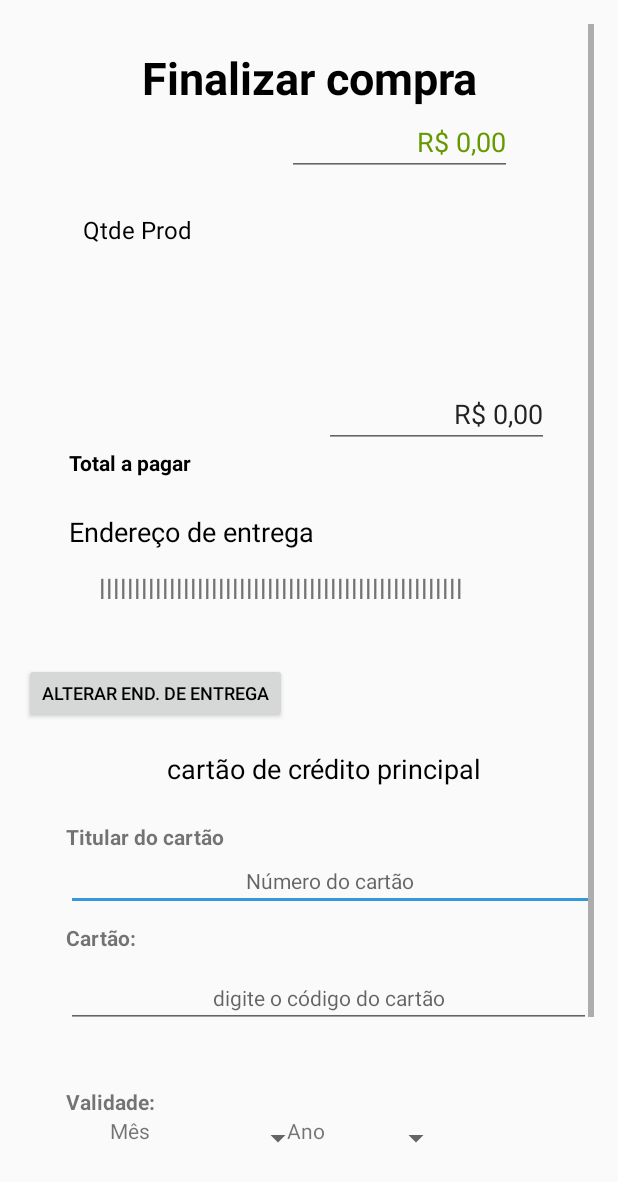
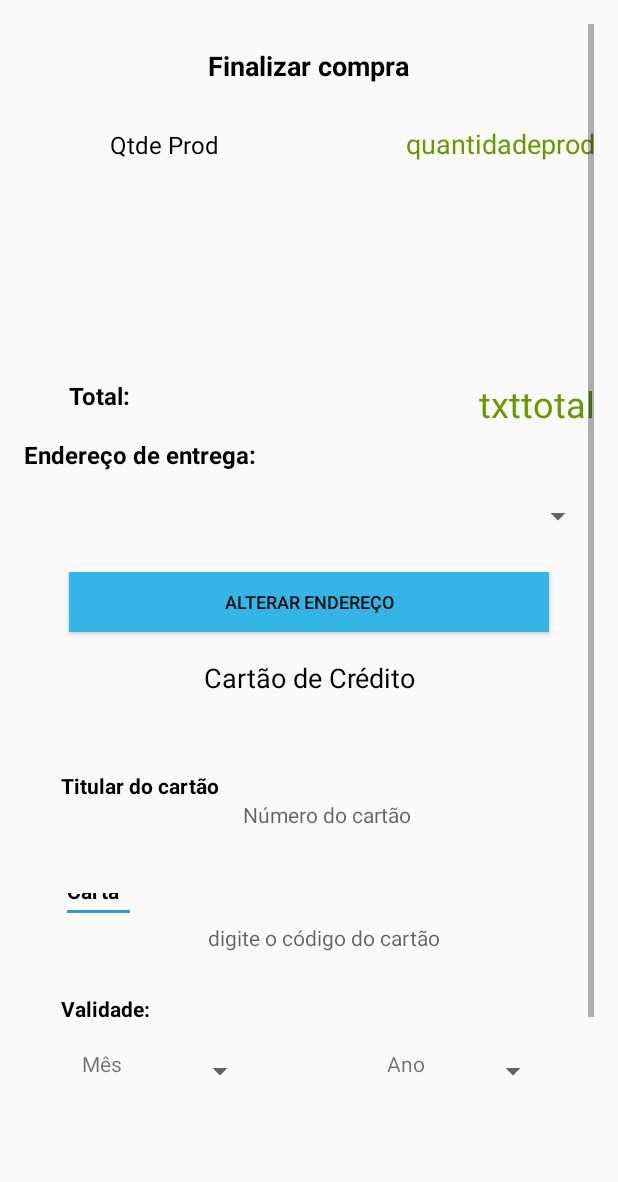
Before and after one commit to URWay/Gandalf-App, an Android app: the Checkout screen opened directly, with no data from a screen before it, on a phone screen of 412 x 824 dp. Shown: the top 1182 px of the screen. Run offline under Robolectric (Android 15) with nearby library versions, the phone set to English and light mode, and no system bars; 2 statements that could not run were skipped.

Commit message:
Alteração 2.0

```diff
--- a/PIQuatro/app/src/main/res/layout/activity_checkout.xml
+++ b/PIQuatro/app/src/main/res/layout/activity_checkout.xml
@@ -27,14 +27,14 @@
                 android:id="@+id/textView17"
                 android:layout_width="wrap_content"
                 android:layout_height="wrap_content"
+                android:layout_alignParentTop="true"
+                android:layout_centerHorizontal="true"
                 android:layout_marginTop="15dp"
                 android:text="Finalizar compra"
                 android:textAlignment="center"
                 android:textColor="@android:color/background_dark"
-                android:textSize="30sp"
-                android:textStyle="bold"
-                android:layout_alignParentTop="true"
-                android:layout_centerHorizontal="true" />
+                android:textSize="18sp"
+                android:textStyle="bold" />
 
             <Button
                 android:id="@+id/comprar"
@@ -51,75 +51,87 @@
                 android:id="@+id/textView5"
                 android:layout_width="350dp"
                 android:layout_height="300dp"
-                android:layout_alignParentEnd="true"
-                android:layout_below="@+id/textView17" />
+                android:layout_below="@+id/textView17"
+                android:layout_alignParentEnd="true" />
 
             <TextView
                 android:id="@+id/textVQtdProduto"
                 android:layout_width="wrap_content"
                 android:layout_height="wrap_content"
-                android:layout_alignStart="@+id/textView20"
-                android:layout_alignTop="@+id/textView5"
-                android:layout_marginStart="9dp"
-                android:layout_marginTop="70dp"
                 android:text="Qtde Prod"
                 android:textColor="@android:color/black"
-                android:textSize="16sp" />
+                android:textSize="16sp"
+                android:layout_alignBaseline="@+id/editTotal"
+                android:layout_alignBottom="@+id/editTotal"
+                android:layout_toStartOf="@+id/textView27"
+                android:layout_alignEnd="@+id/textView20" />
 
-            <EditText
+            <TextView
                 android:id="@+id/editPrecoProduto"
                 android:layout_width="150dp"
                 android:layout_height="wrap_content"
-                android:layout_alignEnd="@+id/textView22"
-                android:layout_below="@+id/editTotal"
-                android:layout_marginTop="136dp"
                 android:clickable="false"
                 android:cursorVisible="false"
                 android:ems="10"
                 android:focusable="false"
                 android:focusableInTouchMode="false"
                 android:inputType="none"
-                android:text="R$ 0,00"
-                android:textAlignment="textEnd" />
+                android:text="txttotal"
+                android:textAlignment="textEnd"
+                android:textColor="@android:color/holo_green_dark"
+                android:textSize="24sp"
+                android:layout_alignTop="@+id/textView20"
+                android:layout_alignParentEnd="true" />
 
             <TextView
                 android:id="@+id/textView20"
                 android:layout_width="100dp"
                 android:layout_height="wrap_content"
+                android:text="Total:"
+                android:textColor="@android:color/black"
+                android:textSize="16sp"
+                android:textStyle="bold"
+                android:layout_above="@+id/textView21"
                 android:layout_alignStart="@+id/textView5"
-                android:layout_below="@+id/editPrecoProduto"
-                android:text="Total a pagar"
-                android:textColor="@android:color/black"
-                android:textStyle="bold" />
+                android:layout_marginBottom="17dp" />
 
-            <EditText
+            <TextView
                 android:id="@+id/editTotal"
                 android:layout_width="150dp"
                 android:layout_height="wrap_content"
-                android:layout_below="@+id/editText3"
-                android:layout_marginTop="56dp"
-                android:layout_toEndOf="@+id/btnEnderecoTroca"
+                android:layout_marginTop="27dp"
                 android:clickable="false"
                 android:cursorVisible="false"
                 android:ems="10"
                 android:focusable="false"
                 android:focusableInTouchMode="false"
                 android:inputType="numberDecimal"
-                android:text="R$ 0,00"
+                android:text="quantidadeprod"
                 android:textAlignment="textEnd"
                 android:textColor="@android:color/holo_green_dark"
-                android:textSize="18dp" />
+                android:textSize="18dp"
+                android:layout_below="@+id/textView17"
+                android:layout_alignParentEnd="true" />
 
 
             <TextView
                 android:id="@+id/textView21"
                 android:layout_width="wrap_content"
                 android:layout_height="30dp"
+                android:layout_marginBottom="34dp"
+                android:text="Endereço de entrega:"
+                android:textColor="@android:color/black"
+                android:textSize="16sp"
+                android:textStyle="bold"
                 android:layout_alignBottom="@+id/textView5"
-                android:layout_alignStart="@+id/textView5"
-                android:text="Endereço de entrega"
-                android:textColor="@android:color/black"
-                android:textSize="18sp" />
+                android:layout_alignParentStart="true" />
+
+            <Spinner
+                android:id="@+id/spinnerendereco"
+                android:layout_width="match_parent"
+                android:layout_height="wrap_content"
+                android:layout_above="@+id/textView22"
+                android:layout_alignParentEnd="true" />
 
             <TextView
                 android:id="@+id/textView22"
@@ -132,38 +144,30 @@
                 android:text="" />
 
 
-            <TextView
-                android:id="@+id/textEndereco"
-                android:layout_width="300dp"
-                android:layout_height="wrap_content"
-                android:layout_alignEnd="@+id/textView22"
-                android:layout_alignTop="@+id/textView22"
-                android:text="llllllllllllllllllllllllllllllllllllllllllllllllllll"
-                android:textAlignment="textStart"
-                android:textSize="18sp" />
-
-
             <Button
                 android:id="@+id/btnEnderecoTroca"
                 android:layout_width="wrap_content"
                 android:layout_height="40dp"
 
-                android:text="Alterar end. de Entrega"
+                android:background="@android:color/holo_blue_light"
+                android:text="Alterar endereço"
                 android:textAlignment="center"
                 android:textColor="@android:color/black"
                 android:textSize="12sp"
-                android:layout_above="@+id/textView25"
-                android:layout_alignParentStart="true"
-                android:layout_marginBottom="18dp" />
+                android:layout_alignTop="@+id/textView22"
+                android:layout_alignEnd="@+id/textView22"
+                android:layout_marginTop="17dp"
+                android:layout_alignStart="@+id/textView5" />
 
 
             <TextView
                 android:id="@+id/textView25"
                 android:layout_width="300dp"
                 android:layout_height="30dp"
-                android:layout_above="@+id/textView26"
-                android:layout_alignEnd="@+id/textView22"
-                android:text="cartão de crédito principal"
+                android:layout_below="@+id/btnEnderecoTroca"
+                android:layout_centerHorizontal="true"
+                android:layout_marginTop="18dp"
+                android:text="Cartão de Crédito"
                 android:textAlignment="center"
                 android:textColor="@android:color/black"
                 android:textSize="18sp" />
@@ -172,19 +176,20 @@
                 android:id="@+id/textView26"
                 android:layout_width="400dp"
                 android:layout_height="270dp"
+                android:text=""
                 android:layout_below="@+id/textView22"
-                android:layout_centerHorizontal="true"
-                android:text="" />
+                android:layout_alignParentStart="true" />
 
-            <TextView
+            <EditText
                 android:id="@+id/textView27"
                 android:layout_width="50dp"
                 android:layout_height="30dp"
 
-                android:layout_below="@+id/textView28"
-                android:layout_marginTop="48dp"
-                android:layout_toStartOf="@+id/textView17"
+                android:layout_below="@+id/txtnumcod"
+                android:layout_marginTop="12dp"
+                android:layout_toStartOf="@+id/spinnerParcela"
                 android:text="Cartão:"
+                android:textColor="@android:color/background_dark"
                 android:textSize="14sp"
                 android:textStyle="bold" />
 
@@ -193,23 +198,25 @@
                 android:id="@+id/textView28"
                 android:layout_width="wrap_content"
                 android:layout_height="wrap_content"
-                android:layout_marginTop="18dp"
+                android:layout_alignBaseline="@+id/textView26"
+                android:layout_alignBottom="@+id/textView26"
+                android:layout_alignStart="@+id/textView27"
                 android:text="Titular do cartão"
+                android:textColor="@android:color/background_dark"
                 android:textSize="14sp"
-                android:textStyle="bold"
-                android:layout_alignTop="@+id/textView26"
-                android:layout_alignStart="@+id/textView27" />
+                android:textStyle="bold" />
 
             <TextView
                 android:id="@+id/textView29"
                 android:layout_width="wrap_content"
                 android:layout_height="wrap_content"
+                android:layout_alignStart="@+id/idcod"
+                android:layout_below="@+id/idcod"
+                android:layout_marginTop="28dp"
                 android:text="Validade:"
+                android:textColor="@android:color/background_dark"
                 android:textSize="14sp"
-                android:textStyle="bold"
-                android:layout_below="@+id/idcod"
-                android:layout_alignStart="@+id/idcod"
-                android:layout_marginTop="39dp" />
+                android:textStyle="bold" />
 
 
             <Spinner
@@ -217,7 +224,8 @@
                 android:layout_width="80dp"
                 android:layout_height="30dp"
                 android:layout_below="@+id/textView29"
-                android:layout_alignEnd="@+id/textView21">
+                android:layout_alignEnd="@+id/textView21"
+                android:layout_marginTop="17dp">
 
             </Spinner>
 
@@ -228,11 +236,12 @@
                 android:layout_height="wrap_content"
                 android:layout_alignEnd="@+id/textView28"
                 android:layout_below="@+id/textView26"
-                android:layout_marginTop="14dp"
+                android:layout_marginTop="47dp"
                 android:text="Parcelar em:"
+                android:textColor="@android:color/background_dark"
                 android:textStyle="bold" />
 
-            <EditText
+            <TextView
                 android:id="@+id/txtnumcod"
                 android:layout_width="350dp"
                 android:layout_height="40dp"
@@ -246,43 +255,46 @@
                 android:textSize="14sp" />
 
 
-            <EditText
+            <TextView
                 android:id="@+id/idcod"
                 android:layout_width="350dp"
                 android:layout_height="wrap_content"
-                android:layout_alignStart="@+id/textView27"
-                android:layout_below="@+id/textView27"
                 android:ems="10"
                 android:hint="digite o código do cartão"
                 android:inputType="number"
                 android:textAlignment="center"
-                android:textSize="14sp" />
+                android:textSize="14sp"
+                android:layout_below="@+id/textView27"
+                android:layout_alignStart="@+id/textView27" />
 
             <TextView
                 android:id="@+id/textView15"
                 android:layout_width="30dp"
                 android:layout_height="30dp"
-                android:layout_alignStart="@+id/textView29"
-                android:layout_below="@+id/textView29"
-                android:layout_toStartOf="@+id/spinnerParcela"
                 android:text="Mês"
-                android:textAlignment="center" />
+                android:textAlignment="center"
+                android:layout_alignBaseline="@+id/textView18"
+                android:layout_alignBottom="@+id/textView18"
+                android:layout_alignStart="@+id/textView9"
+                android:layout_toStartOf="@+id/spinnerParcela" />
 
 
             <TextView
                 android:id="@+id/textView18"
-                android:layout_width="30dp"
+                android:layout_width="50dp"
                 android:layout_height="30dp"
-                android:layout_alignTop="@+id/spinnerParcela"
-                android:layout_toEndOf="@+id/btnEnderecoTroca"
-                android:text="Ano" />
+                android:text="Ano"
+                android:textAlignment="center"
+                android:textAllCaps="false"
+                android:layout_alignTop="@+id/spiAno"
+                android:layout_alignStart="@+id/editPrecoProduto" />
 
             <Spinner
                 android:id="@+id/spiAno"
                 android:layout_width="80dp"
                 android:layout_height="30dp"
-                android:layout_alignTop="@+id/textView18"
-                android:layout_toEndOf="@+id/textView18">
+                android:layout_alignTop="@+id/spinnerParcela"
+                android:layout_alignEnd="@+id/comprar">
 
             </Spinner>
 
@@ -290,8 +302,8 @@
                 android:id="@+id/spinParcelas"
                 android:layout_width="80dp"
                 android:layout_height="50dp"
-                android:layout_alignStart="@+id/textView18"
-                android:layout_alignTop="@+id/textView9" />
+                android:layout_alignBottom="@+id/textView9"
+                android:layout_toStartOf="@+id/spiAno" />
 
 
 
@@ -300,6 +312,4 @@
     </ScrollView>
 
 
-
-
 </RelativeLayout>
```
